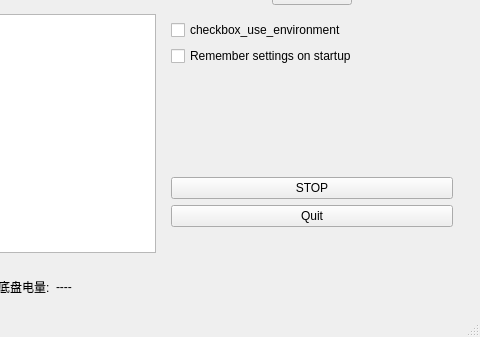
Before: the Qt Designer form src/mainwindow.ui in MRwangmaomao/IMRobot_GUI, drawn with Qt 5; both pictures show x 538 to 1018 and y 325 to 662 of the 1018 by 662 pixel window.
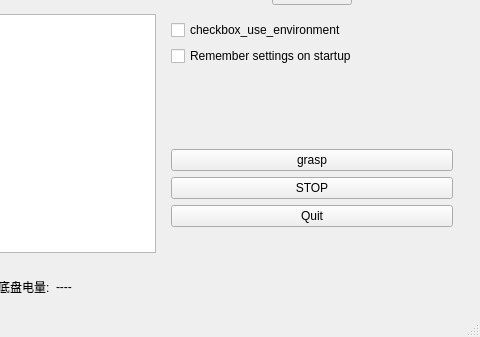
After: the same form once the commit is applied.

Commit message: add all grasp signal

Patch:
```diff
--- a/src/mainwindow.ui
+++ b/src/mainwindow.ui
@@ -615,6 +615,13 @@
              </property>
             </spacer>
            </item>
+           <item>
+            <widget class="QPushButton" name="pushButtonGrasp">
+             <property name="text">
+              <string>grasp</string>
+             </property>
+            </widget>
+           </item>
            <item>
             <widget class="QPushButton" name="pushButtonStop">
              <property name="text">
```
Left out of the diff: 2 changed lines with no effect on the pictures. The commit also changes 8 other files.
